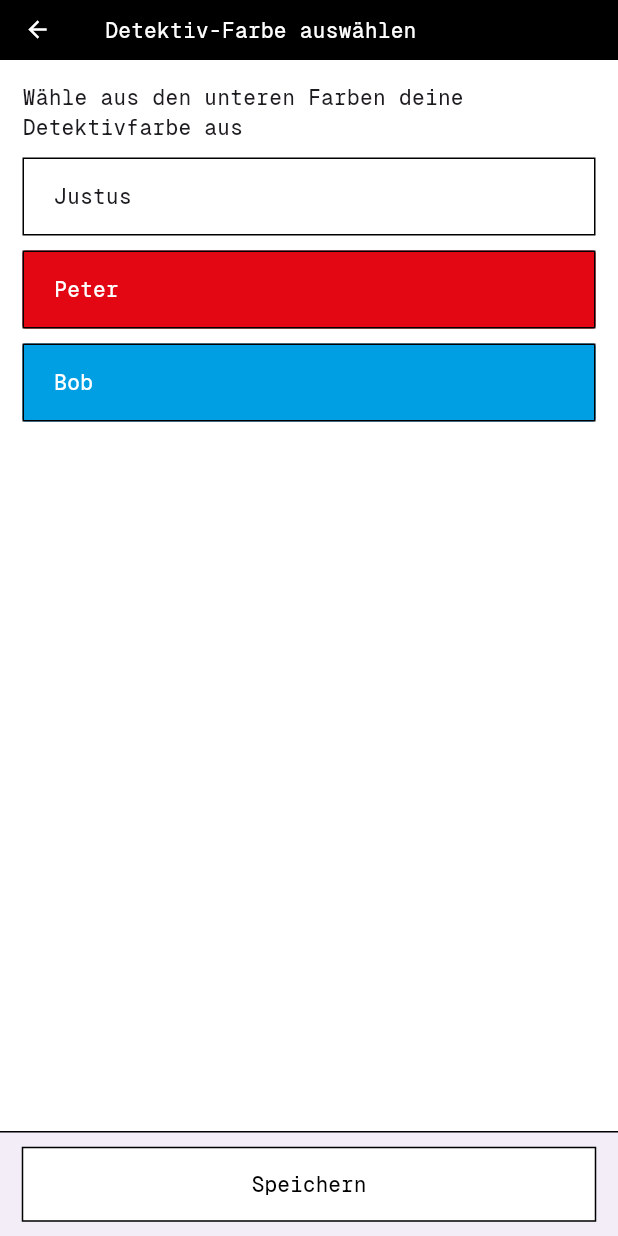
After one commit to mazmap/die-zentrale, a Flutter app: the ChangeDetectiveColorScreen screen opened directly, on a phone screen of 412 x 824 dp. The commit adds this screen. Run offline on Flutter 3.47's test engine with Material 3 defaults, Android fonts, the phone set to English and light mode, and no system bars; our stand-ins replace cloud_firestore, firebase_auth, firebase_core, skeletonizer; accounts and stored records are empty.

Commit message:
fixed detective color + began to add singlechildscrollviews instead of listviews

```diff
--- a/lib/auth/user_service.dart
+++ b/lib/auth/user_service.dart
@@ -22,8 +22,8 @@ class UserService {
     LocalUser.detectiveName = detectiveName;
   }
 
-  static Future<void> setDetectiveColorFromColorCode(String colorCode, [bool sync = false]) async {
-    LocalUser.detectiveColor = Color(int.parse(colorCode, radix: 16)).withAlpha(255);
+  static Future<void> setDetectiveColorFromColorCode(int colorCode, [bool sync = false]) async {
+    LocalUser.detectiveColor = Color(colorCode).withAlpha(255);
   }
 
   static Future<void> syncAll() async {
--- a/lib/main.dart
+++ b/lib/main.dart
@@ -59,7 +59,7 @@ class MyApp extends StatelessWidget {
         progressIndicatorTheme: ProgressIndicatorThemeData(
           color: Colors.black
         ),
-        scaffoldBackgroundColor: Colors.white
+        scaffoldBackgroundColor: Colors.white,
       ),
       home: RootWrapper(),
       debugShowCheckedModeBanner: false,
--- a/lib/screens/boarding/complete_registration_2_tab_view.dart
+++ b/lib/screens/boarding/complete_registration_2_tab_view.dart
@@ -120,7 +120,7 @@ class _CompleteRegistration2State extends State<CompleteRegistration2> with Auto
                               setState(() {
                                 _errorMessage = "";
                               });
-                              UserService.setDetectiveColorFromColorCode(_colorSelectorKey.currentState?.getSelectedColor() ?? "FFFFFF");
+                              UserService.setDetectiveColorFromColorCode(_colorSelectorKey.currentState?.getSelectedColor() ?? 0xFFFFFFFF);
                               UserService.setRegistrationComplete();
                               Navigator.pushReplacement(
                                   context,
--- a/lib/screens/boarding/cr_select_color.dart
+++ b/lib/screens/boarding/cr_select_color.dart
@@ -14,15 +14,15 @@ class CRSelectColorState extends State<CRSelectColor> {
     return _selected != -1;
   }
 
-  String getSelectedColor(){
+  int getSelectedColor(){
     if(_selected == 0){
-      return "FFFFFF";
+      return 0xFFFFFFFF;
     } else if(_selected == 1){
-      return "E30613";
+      return 0xFFE30613;
     } else if(_selected == 2){
-      return "009FE4";
+      return 0xFF009FE4;
     }
-    return "";
+    return 0;
   }
 
   @override
--- a/lib/screens/boarding/root_wrapper.dart
+++ b/lib/screens/boarding/root_wrapper.dart
@@ -33,6 +33,10 @@ class RootWrapper extends StatelessWidget {
                   firebaseUID: firebaseUser!.uid,
                   isRegistrationComplete: userData["isRegistrationComplete"]
               );
+              if(userData["isRegistrationComplete"]){
+                UserService.setDetectiveName(userData["detectiveName"]);
+                UserService.setDetectiveColorFromColorCode(userData["detectiveColor"]);
+              }
             });
             return LocalUser.isRegistrationComplete;
           },
--- a/lib/screens/play/play_screen.dart
+++ b/lib/screens/play/play_screen.dart
@@ -57,10 +57,12 @@ class _PlayScreenState extends State<PlayScreen> with SingleTickerProviderStateM
               ),
               const SizedBox(height: 15),
               Expanded(
-                child: ListView(
-                  children: [
-                    CoverQuizTile(),
-                  ],
+                child: SingleChildScrollView(
+                  child: Column(
+                    children: [
+                      CoverQuizTile(),
+                    ],
+                  ),
                 ),
               )
             ],
--- /dev/null
+++ b/lib/screens/profile/change_detective_color_screen.dart
@@ -0,0 +1,169 @@
+import 'package:flutter/material.dart';
+
+class ChangeDetectiveColorScreen extends StatelessWidget {
+  const ChangeDetectiveColorScreen({super.key});
+
+  @override
+  Widget build(BuildContext context) {
+    return Scaffold(
+        appBar: PreferredSize(
+          preferredSize: const Size.fromHeight(40), // Set this height
+          child: Container(
+              padding: EdgeInsets.only(top: MediaQuery.of(context).viewPadding.top),
+              decoration: const BoxDecoration(
+                  color: Colors.black,
+                  border: Border(
+                      bottom: BorderSide(color: Colors.black)
+                  )
+              ),
+              child: Row(
+                children: [
+                  SizedBox(
+                    height: 50,
+                    width: 50,
+                    child: FilledButton(
+                      onPressed: () {
+                        Navigator.pop(context);
+                      },
+                      style: ButtonStyle(
+                          alignment: Alignment.center,
+                          backgroundColor: MaterialStateProperty.resolveWith((states) {
+                            return Colors.black;
+                          }),
+                          iconColor: MaterialStateProperty.resolveWith((states) {
+                            return Colors.white;
+                          }),
+                          padding: MaterialStateProperty.resolveWith((states) {
+                            return const EdgeInsets.symmetric(horizontal: 5);
+                          }),
+                          minimumSize: MaterialStateProperty.resolveWith((states) {
+                            return const Size(10,10);
+                          }),
+                          shape: MaterialStateProperty.all(
+                              const ContinuousRectangleBorder(borderRadius: BorderRadius.all(Radius.zero))
+                          )
+                      ),
+                      child: const Icon(Icons.arrow_back_sharp, size:18),
+                    )
+                  ),
+                  Expanded(
+                      child: Container(
+                          color: Colors.black,
+                          padding: const EdgeInsets.symmetric(horizontal: 20, vertical: 10),
+                          child: Text(
+                              "Detektiv-Farbe auswählen",
+                              style: const TextStyle(color: Colors.white)
+                          )
+                      )
+                  ),
+                ],
+              )
+          ),
+        ),
+        body: Padding(
+          padding: const EdgeInsets.only(left:15, right: 15, top: 15, bottom: 10),
+          child: Column(
+            children: [
+              Text("Wähle aus den unteren Farben deine Detektivfarbe aus"),
+              const SizedBox(height: 10),
+              Expanded(
+                child: SingleChildScrollView(
+                  child: Column(
+                    crossAxisAlignment: CrossAxisAlignment.stretch,
+                    children: [
+                      Material(
+                        type: MaterialType.button,
+                        color: Colors.white,
+                        child: InkWell(
+                          onTap: (){},
+                          child: Container(
+                            decoration: BoxDecoration(
+                              border: Border.all(color: Colors.black)
+                            ),
+                            padding: EdgeInsets.symmetric(vertical: 15, horizontal: 20),
+                            child: Text("Justus")
+                          ),
+                        ),
+                      ),
+                      const SizedBox(height: 10),
+                      Material(
+                        type: MaterialType.button,
+                        color: const Color.fromRGBO(227, 6, 19, 1.0),
+                        child: InkWell(
+                          onTap: (){},
+                          child: Container(
+                              decoration: BoxDecoration(
+                                  border: Border.all(color: Colors.black)
+                              ),
+                              padding: EdgeInsets.symmetric(vertical: 15, horizontal: 20),
+                              child: Text("Peter", style: TextStyle(color: Colors.white),)
+                          ),
+                        ),
+                      ),
+                      const SizedBox(height: 10),
+                      Material(
+                        type: MaterialType.button,
+                        color: const Color.fromRGBO(0, 159, 228, 1.0),
+                        child: InkWell(
+                          onTap: (){},
+                          child: Container(
+                              decoration: BoxDecoration(
+                                  border: Border.all(color: Colors.black)
+                              ),
+                              padding: EdgeInsets.symmetric(vertical: 15, horizontal: 20),
+                              child: Text("Bob", style: TextStyle(color: Colors.white),)
+                          ),
+                        ),
+                      )
+                    ],
+                  )
+                ),
+              )
+            ],
+          ),
+        ),
+        bottomNavigationBar: BottomAppBar(
+            elevation: 0,
+            height: 70,
+            padding: EdgeInsets.zero,
+            child: Container(
+                decoration: const BoxDecoration(
+                  border: Border(
+                      top: BorderSide(
+                          color: Colors.black
+                      )
+                  ),
+                ),
+                padding: const EdgeInsets.symmetric(horizontal: 15, vertical: 10),
+                child: FilledButton(
+                    onPressed: () {
+
+                    },
+                    style: ButtonStyle(
+                      backgroundColor: MaterialStateProperty.resolveWith((states) {
+                        if (states.contains(MaterialState.pressed)) {
+                          return Colors.black;
+                        }
+                        return Colors.white;
+                      }),
+                      foregroundColor: MaterialStateProperty.resolveWith((states) {
+                        if (states.contains(MaterialState.pressed)) {
+                          return Colors.white;
+                        }
+                        return Colors.black;
+                      }),
+                      shape: MaterialStateProperty.resolveWith((states) {
+                        return const ContinuousRectangleBorder(side: BorderSide(color: Colors.black));
+                      }),
+                      animationDuration: const Duration(milliseconds: 1),
+                      fixedSize: MaterialStateProperty.resolveWith((states) {
+                        return Size(0, 50);
+                      }),
+                    ),
+                    child: const Text("Speichern")
+                )
+            )
+        )
+    );
+  }
+}
--- a/lib/screens/profile/profile_screen.dart
+++ b/lib/screens/profile/profile_screen.dart
@@ -7,6 +7,7 @@ import 'package:quizzly/screens/archive/archive_screen.dart';
 import 'package:quizzly/screens/boarding/root_screen.dart';
 import 'package:quizzly/screens/bottom_navigation_button.dart';
 import 'package:quizzly/screens/play/play_screen.dart';
+import 'package:quizzly/screens/profile/change_detective_color_screen.dart';
 
 import '../../auth/local_user.dart';
 
@@ -89,9 +90,14 @@ class _ProfileScreenState extends State<ProfileScreen> with SingleTickerProvider
               Text("Seit dem 31.03.2023 in der Zentrale dabei."),
               const SizedBox(height: 10),
               Expanded(
-                child: ListView(
+                child: SingleChildScrollView(
+                  child: Column(
+                    crossAxisAlignment: CrossAxisAlignment.stretch,
                       children: [
-                    NavigateToPageButton(text: "Detektivfarbe ändern"),
+                        NavigateToPageButton(
+                          text: "Detektivfarbe ändern",
+                          navigateTo: ChangeDetectiveColorScreen() ,
+                        ),
                         const SizedBox(height: 10),
                         NavigateToPageButton(text: "Detektivnamen ändern"),
                         const SizedBox(height: 10),
@@ -124,6 +130,7 @@ class _ProfileScreenState extends State<ProfileScreen> with SingleTickerProvider
                         const SizedBox(height: 10),
                         NavigateToPageButton(text: "Gefährliche Operationen")
                       ]
+                  )
                 )
               )
             ]
```
Lines whose indentation alone changed are shown as unchanged.
